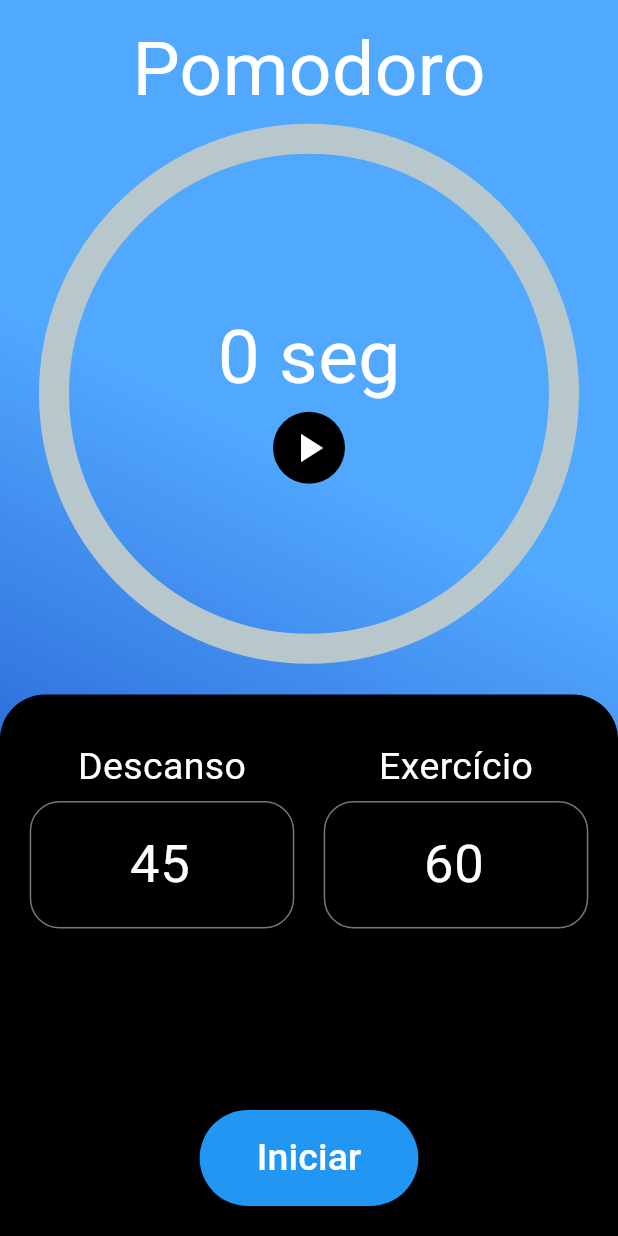
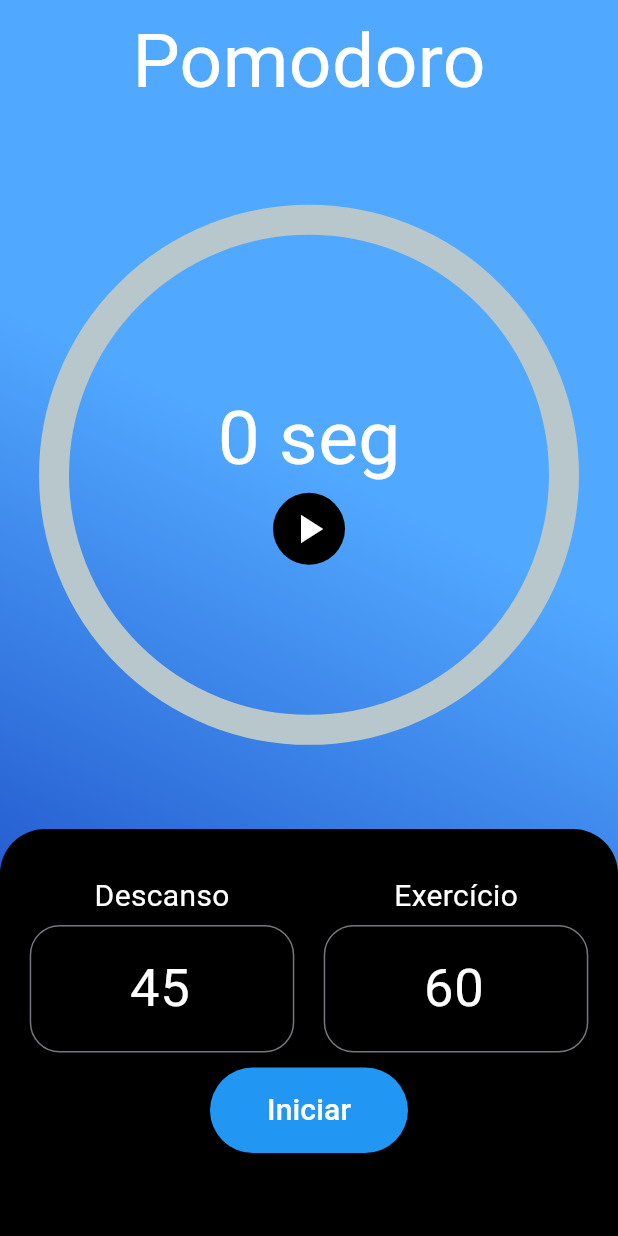
Before and after one commit to EduardTeixeira/flutter_relogio, a Flutter app: the screen it shows after launch, on a phone screen of 412 x 824 dp. Run offline on Flutter 3.47's test engine with Material 3 defaults, Android fonts, the phone set to English and light mode, and no system bars; drawn by our look-alikes of percent_indicator.

Commit message:
melhorias no layout

```diff
--- a/lib/main.dart
+++ b/lib/main.dart
@@ -17,6 +17,8 @@ class CountDownTimer extends StatefulWidget {
 }
 
 class CountDownTimerState extends State<CountDownTimer> {
+  final _labelSize = 20.0;
+
   LinearGradient backgroundColor = LinearGradient(
     colors: [Color(0xFF1542BF), Color(0xFF51A8FF)],
     begin: FractionalOffset(0.5, 1),
@@ -107,14 +109,17 @@ class CountDownTimerState extends State<CountDownTimer> {
           decoration: BoxDecoration(gradient: backgroundColor),
           width: double.infinity,
           child: Column(
-            mainAxisAlignment: MainAxisAlignment.start,
+            mainAxisAlignment: MainAxisAlignment.center,
             crossAxisAlignment: CrossAxisAlignment.center,
             children: <Widget>[
-              Padding(
-                padding: const EdgeInsets.only(top: 10.0),
+              Expanded(
+                child: Padding(
+                  padding: const EdgeInsets.only(top: 5.0),
                   child: TextInfo(label: centralText, fontSize: 50.0),
                 ),
+              ),
               Expanded(
+                flex: 5,
                 child: CircularPercentIndicator(
                   percent: percent,
                   animation: true,
@@ -162,8 +167,9 @@ class CountDownTimerState extends State<CountDownTimer> {
                   ),
                 ),
               ),
-              SizedBox(height: 20.0),
+              SizedBox(height: 10.0),
               Expanded(
+                flex: 3,
                 child: Container(
                   width: double.infinity,
                   decoration: BoxDecoration(
@@ -182,13 +188,15 @@ class CountDownTimerState extends State<CountDownTimer> {
                     ),
                     child: Column(
                       children: <Widget>[
-                        Expanded(
-                          child: Row(
+                        Row(
                           children: <Widget>[
                             Expanded(
                               child: Column(
                                 children: <Widget>[
-                                    TextInfo(label: "Descanso", fontSize: 25.0),
+                                  TextInfo(
+                                    label: "Descanso",
+                                    fontSize: _labelSize,
+                                  ),
                                   SizedBox(height: 5.0),
                                   Input(ctrl: restCtrl),
                                 ],
@@ -199,7 +207,7 @@ class CountDownTimerState extends State<CountDownTimer> {
                                 children: <Widget>[
                                   TextInfo(
                                     label: "Exercício",
-                                      fontSize: 25.0,
+                                    fontSize: _labelSize,
                                   ),
                                   SizedBox(height: 5.0),
                                   Input(ctrl: exerciseCtrl),
@@ -208,9 +216,8 @@ class CountDownTimerState extends State<CountDownTimer> {
                             ),
                           ],
                         ),
-                        ),
-                        Padding(
-                          padding: EdgeInsets.symmetric(vertical: 10.0),
+                        SizedBox(height: 10),
+                        Center(
                           child: ElevatedButton(
                             style: ElevatedButton.styleFrom(
                               backgroundColor: Colors.blue,
@@ -220,7 +227,10 @@ class CountDownTimerState extends State<CountDownTimer> {
                             },
                             child: Padding(
                               padding: EdgeInsets.all(14.0),
-                              child: TextInfo(label: "Iniciar", fontSize: 25.0),
+                              child: TextInfo(
+                                label: "Iniciar",
+                                fontSize: _labelSize,
+                              ),
                             ),
                           ),
                         ),
```
Lines whose indentation alone changed are shown as unchanged.
